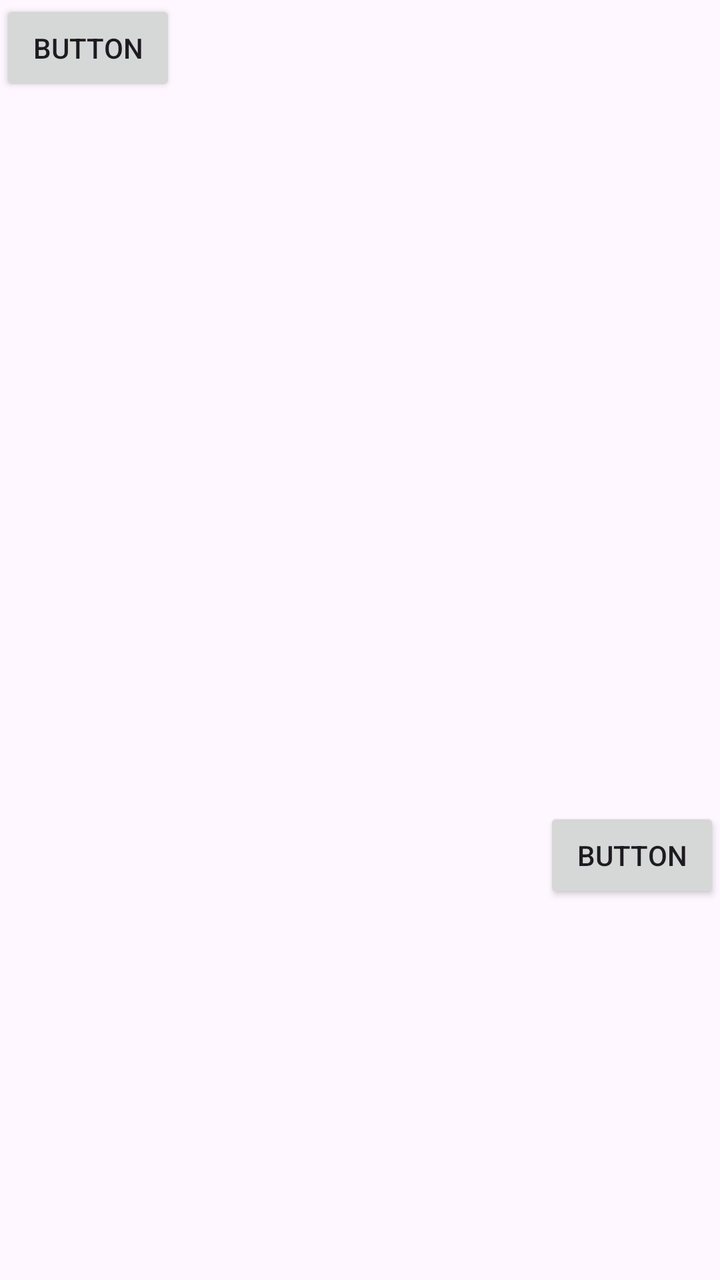
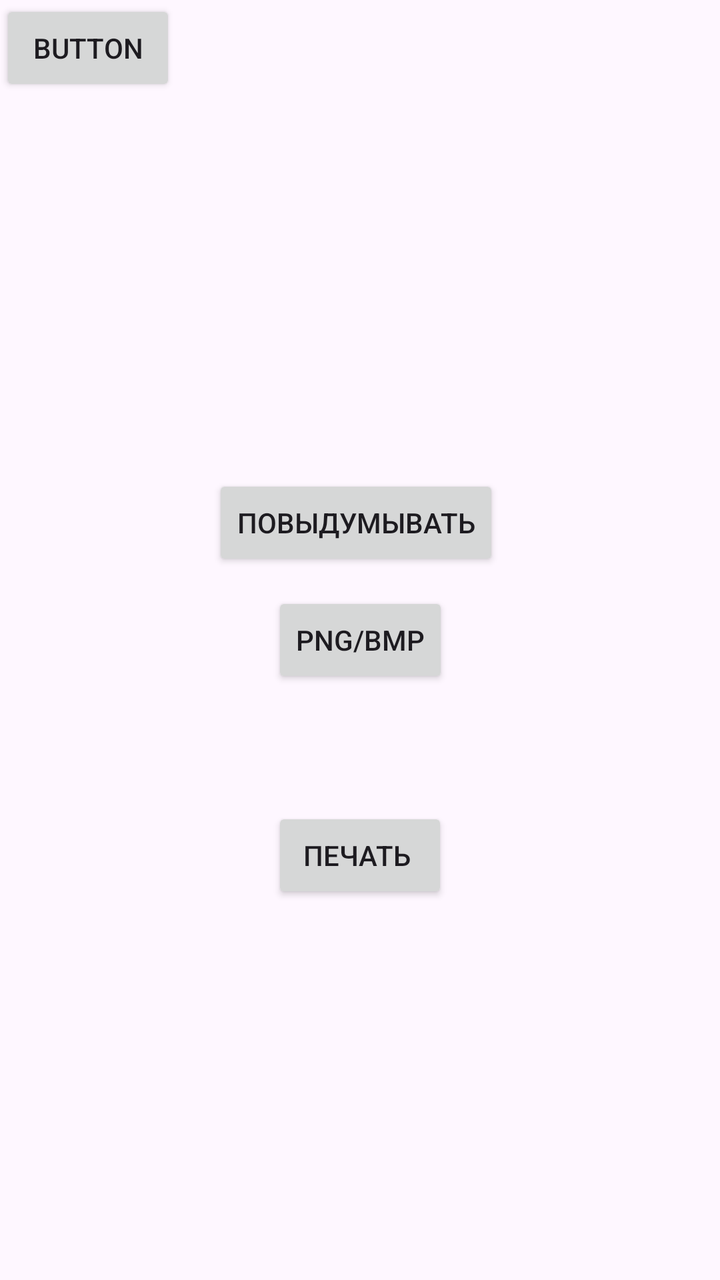

Before-and-after screenshots of an Android layout around one commit, followed by the original layout XML and the change that was made.
<!-- AndroidManifest.xml: application theme Theme.TermPrinter -->
<!-- res/layout/photo_printer.xml -->
<?xml version="1.0" encoding="utf-8"?>
<androidx.constraintlayout.widget.ConstraintLayout xmlns:android="http://schemas.android.com/apk/res/android"
    xmlns:app="http://schemas.android.com/apk/res-auto"
    xmlns:tools="http://schemas.android.com/tools"
    android:id="@+id/p_printer"
    android:layout_width="match_parent"
    android:layout_height="match_parent">

    <Button
        android:id="@+id/button"
        android:layout_width="wrap_content"
        android:layout_height="wrap_content"
        android:onClick="Print"
        android:text="Button"
        tools:layout_editor_absoluteX="124dp"
        tools:layout_editor_absoluteY="289dp" />

    <Button
        android:id="@+id/button2"
        android:layout_width="wrap_content"
        android:layout_height="wrap_content"
        android:onClick="Clic"
        android:text="Button"
        app:layout_constraintBottom_toBottomOf="parent"
        app:layout_constraintEnd_toEndOf="parent"
        app:layout_constraintTop_toTopOf="parent"
        app:layout_constraintVertical_bias="0.682" />
</androidx.constraintlayout.widget.ConstraintLayout>
<!-- resources referenced by this layout -->
<resources>
  <style name="Theme.TermPrinter" parent="Base.Theme.TermPrinter" />
  <style name="Base.Theme.TermPrinter" parent="Theme.Material3.DayNight.NoActionBar">
          
          
      </style>
</resources>

<!-- the commit's change to res/layout/photo_printer.xml (unified diff, before → after) -->
@@ -11,18 +11,43 @@
         android:layout_width="wrap_content"
         android:layout_height="wrap_content"
         android:onClick="Print"
-        android:text="Button"
-        tools:layout_editor_absoluteX="124dp"
-        tools:layout_editor_absoluteY="289dp" />
+        android:text="Повыдумывать"
+        app:layout_constraintBottom_toBottomOf="parent"
+        app:layout_constraintEnd_toEndOf="parent"
+        app:layout_constraintHorizontal_bias="0.49"
+        app:layout_constraintStart_toStartOf="parent"
+        app:layout_constraintTop_toTopOf="parent"
+        app:layout_constraintVertical_bias="0.401" />
 
     <Button
         android:id="@+id/button2"
         android:layout_width="wrap_content"
         android:layout_height="wrap_content"
         android:onClick="Clic"
-        android:text="Button"
+        android:text="Печать "
         app:layout_constraintBottom_toBottomOf="parent"
         app:layout_constraintEnd_toEndOf="parent"
+        app:layout_constraintStart_toStartOf="parent"
         app:layout_constraintTop_toTopOf="parent"
         app:layout_constraintVertical_bias="0.682" />
+
+    <Button
+        android:id="@+id/button3"
+        android:layout_width="wrap_content"
+        android:layout_height="wrap_content"
+        android:onClick="Photo"
+        android:text="Button"
+        tools:layout_editor_absoluteX="80dp"
+        tools:layout_editor_absoluteY="116dp" />
+
+    <Button
+        android:id="@+id/button4"
+        android:layout_width="wrap_content"
+        android:layout_height="wrap_content"
+        android:onClick="PngPrint"
+        android:text="png/bmp"
+        app:layout_constraintBottom_toBottomOf="parent"
+        app:layout_constraintEnd_toEndOf="parent"
+        app:layout_constraintStart_toStartOf="parent"
+        app:layout_constraintTop_toTopOf="parent" />
 </androidx.constraintlayout.widget.ConstraintLayout>
